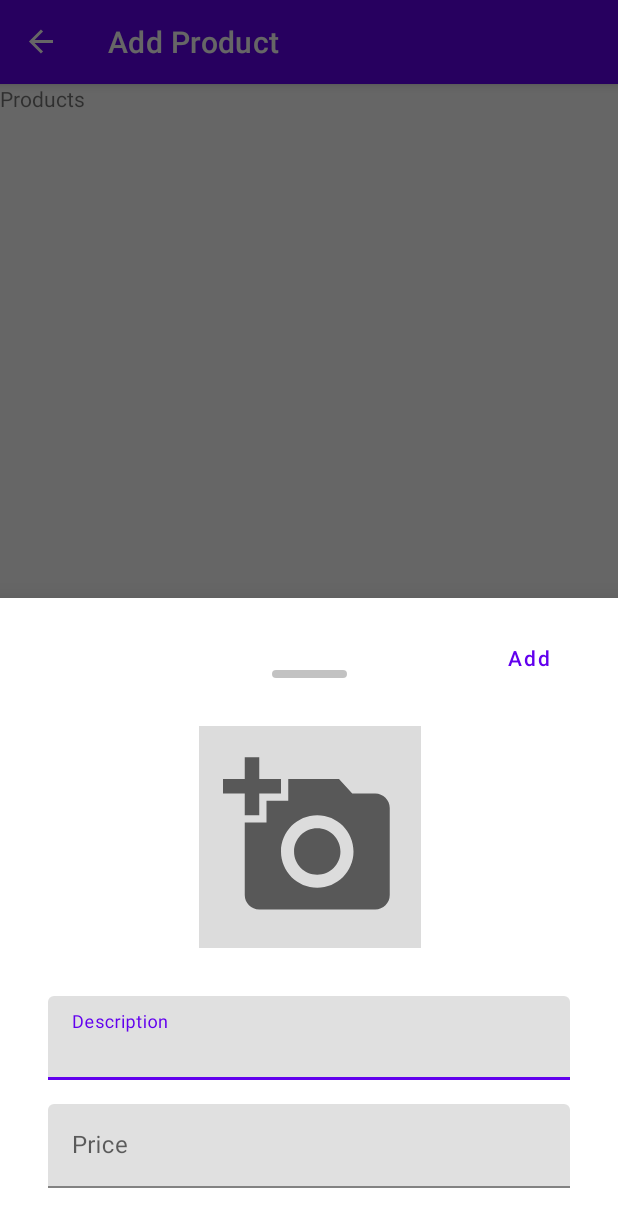
After one commit to F4bioo/ImSelling-WhiteLabel, an Android app: the AddProductFragment screen opened through its navigation route, on a phone screen of 412 x 824 dp. The commit adds this screen. Shown: the top 1227 px of the screen. Run offline under Robolectric (Android 15) with nearby library versions, the phone set to English and light mode, and no system bars; our stand-ins replace navigation-ui.

Commit message:
Create add product screen

```diff
--- a/app/src/main/java/com/fappslab/imselling/domain/model/Product.kt
+++ b/app/src/main/java/com/fappslab/imselling/domain/model/Product.kt
@@ -7,7 +7,6 @@ import kotlinx.parcelize.Parcelize
 @Parcelize
 data class Product(
     val id: String = "",
-    val title: String = "",
     val description: String = "",
     val price: Double = 0.0,
     @get:PropertyName("image_url")
--- a/app/src/main/java/com/fappslab/imselling/domain/usecase/CreateProductUseCase.kt
+++ b/app/src/main/java/com/fappslab/imselling/domain/usecase/CreateProductUseCase.kt
@@ -6,7 +6,6 @@ import com.fappslab.imselling.domain.model.Product
 interface CreateProductUseCase {
 
     suspend operator fun invoke(
-        title: String,
         description: String,
         price: Double,
         imageUri: Uri
--- a/app/src/main/java/com/fappslab/imselling/domain/usecase/CreateProductUseCaseImpl.kt
+++ b/app/src/main/java/com/fappslab/imselling/domain/usecase/CreateProductUseCaseImpl.kt
@@ -10,7 +10,6 @@ class CreateProductUseCaseImpl(
     private val productRepository: ProductRepository
 ) : CreateProductUseCase {
     override suspend fun invoke(
-        title: String,
         description: String,
         price: Double,
         imageUri: Uri
@@ -19,7 +18,6 @@ class CreateProductUseCaseImpl(
             val imageUrl = productImageUploadUseCase(imageUri)
             val product = Product(
                 UUID.randomUUID().toString(),
-                title,
                 description,
                 price,
                 imageUrl
--- /dev/null
+++ b/app/src/main/java/com/fappslab/imselling/ui/fragment/AddProductFragment.kt
@@ -0,0 +1,28 @@
+package com.fappslab.imselling.ui.fragment
+
+import android.os.Bundle
+import android.view.LayoutInflater
+import android.view.View
+import android.view.ViewGroup
+import com.fappslab.imselling.databinding.FragmentAddProductBinding
+import com.google.android.material.bottomsheet.BottomSheetDialogFragment
+
+class AddProductFragment : BottomSheetDialogFragment() {
+
+    private var _binding: FragmentAddProductBinding? = null
+    private val binding get() = _binding!!
+
+    override fun onCreateView(
+        inflater: LayoutInflater,
+        container: ViewGroup?,
+        savedInstanceState: Bundle?
+    ): View {
+        _binding = FragmentAddProductBinding.inflate(inflater, container, false)
+        return binding.root
+    }
+
+    override fun onViewCreated(view: View, savedInstanceState: Bundle?) {
+        super.onViewCreated(view, savedInstanceState)
+
+    }
+}
--- a/app/src/main/java/com/fappslab/imselling/ui/ProductsFragment.kt
+++ b/app/src/main/java/com/fappslab/imselling/ui/fragment/ProductsFragment.kt
@@ -1,4 +1,4 @@
-package com.fappslab.imselling.ui
+package com.fappslab.imselling.ui.fragment
 
 import android.os.Bundle
 import android.view.View
--- /dev/null
+++ b/app/src/main/res/drawable/drag_drop_rounded.xml
@@ -0,0 +1,9 @@
+<?xml version="1.0" encoding="utf-8"?>
+<shape xmlns:android="http://schemas.android.com/apk/res/android"
+    android:shape="rectangle">
+
+    <solid android:color="#E6BCBCBC" />
+
+    <corners android:radius="4dp" />
+
+</shape>
--- /dev/null
+++ b/app/src/main/res/drawable/ic_add_photo.xml
@@ -0,0 +1,10 @@
+<vector xmlns:android="http://schemas.android.com/apk/res/android"
+    android:width="24dp"
+    android:height="24dp"
+    android:viewportWidth="24"
+    android:viewportHeight="24"
+    android:tint="?attr/colorControlNormal">
+  <path
+      android:fillColor="@android:color/white"
+      android:pathData="M3,4V1h2v3h3v2H5v3H3V6H0V4H3zM6,10V7h3V4h7l1.83,2H21c1.1,0 2,0.9 2,2v12c0,1.1 -0.9,2 -2,2H5c-1.1,0 -2,-0.9 -2,-2V10H6zM13,19c2.76,0 5,-2.24 5,-5s-2.24,-5 -5,-5s-5,2.24 -5,5S10.24,19 13,19zM9.8,14c0,1.77 1.43,3.2 3.2,3.2s3.2,-1.43 3.2,-3.2s-1.43,-3.2 -3.2,-3.2S9.8,12.23 9.8,14z"/>
+</vector>
--- /dev/null
+++ b/app/src/main/res/layout/fragment_add_product.xml
@@ -0,0 +1,85 @@
+<?xml version="1.0" encoding="utf-8"?>
+<androidx.constraintlayout.widget.ConstraintLayout xmlns:android="http://schemas.android.com/apk/res/android"
+    xmlns:app="http://schemas.android.com/apk/res-auto"
+    xmlns:tools="http://schemas.android.com/tools"
+    android:layout_width="match_parent"
+    android:layout_height="match_parent"
+    android:padding="32dp"
+    tools:context=".ui.fragment.ProductsFragment">
+
+    <View
+        android:id="@+id/view_drag"
+        android:layout_width="50dp"
+        android:layout_height="5dp"
+        android:layout_marginTop="16dp"
+        android:background="@drawable/drag_drop_rounded"
+        android:clickable="true"
+        android:focusable="true"
+        app:layout_constraintEnd_toEndOf="parent"
+        app:layout_constraintStart_toStartOf="parent"
+        app:layout_constraintTop_toTopOf="parent" />
+
+    <com.google.android.material.button.MaterialButton
+        style="@style/Widget.MaterialComponents.Button.TextButton"
+        android:layout_width="wrap_content"
+        android:layout_height="wrap_content"
+        android:text="@string/add_product_button_add_product"
+        android:textAllCaps="false"
+        android:translationX="16dp"
+        android:translationY="-16dp"
+        app:layout_constraintEnd_toEndOf="parent"
+        app:layout_constraintTop_toTopOf="parent" />
+
+    <ImageView
+        android:id="@+id/image_product"
+        android:layout_width="148dp"
+        android:layout_height="148dp"
+        android:layout_marginTop="32dp"
+        android:background="#DCDCDC"
+        android:padding="16dp"
+        android:scaleType="centerCrop"
+        app:layout_constraintEnd_toEndOf="@+id/view_drag"
+        app:layout_constraintStart_toStartOf="@+id/view_drag"
+        app:layout_constraintTop_toBottomOf="@+id/view_drag"
+        app:srcCompat="@drawable/ic_add_photo"
+        tools:src="@tools:sample/avatars" />
+
+    <com.google.android.material.textfield.TextInputLayout
+        android:id="@+id/input_layout_description"
+        android:layout_width="0dp"
+        android:layout_height="wrap_content"
+        android:layout_marginTop="32dp"
+        android:hint="@string/add_product_field_description_hint"
+        app:layout_constraintEnd_toEndOf="parent"
+        app:layout_constraintStart_toStartOf="parent"
+        app:layout_constraintTop_toBottomOf="@+id/image_product">
+
+        <com.google.android.material.textfield.TextInputEditText
+            android:id="@+id/input_description"
+            android:layout_width="match_parent"
+            android:layout_height="wrap_content"
+            android:inputType="textCapSentences"
+            android:maxLines="1" />
+
+    </com.google.android.material.textfield.TextInputLayout>
+
+    <com.google.android.material.textfield.TextInputLayout
+        android:id="@+id/input_layout_price"
+        android:layout_width="0dp"
+        android:layout_height="wrap_content"
+        android:layout_marginTop="16dp"
+        android:hint="@string/add_product_field_price_hint"
+        app:layout_constraintEnd_toEndOf="@+id/input_layout_description"
+        app:layout_constraintStart_toStartOf="@+id/input_layout_description"
+        app:layout_constraintTop_toBottomOf="@+id/input_layout_description">
+
+        <com.google.android.material.textfield.TextInputEditText
+            android:id="@+id/input_price"
+            android:layout_width="match_parent"
+            android:layout_height="wrap_content"
+            android:inputType="textCapSentences"
+            android:maxLines="1" />
+
+    </com.google.android.material.textfield.TextInputLayout>
+
+</androidx.constraintlayout.widget.ConstraintLayout>
--- a/app/src/main/res/layout/fragment_products.xml
+++ b/app/src/main/res/layout/fragment_products.xml
@@ -3,7 +3,7 @@
     xmlns:tools="http://schemas.android.com/tools"
     android:layout_width="match_parent"
     android:layout_height="match_parent"
-    tools:context=".ui.ProductsFragment">
+    tools:context=".ui.fragment.ProductsFragment">
 
     <TextView
         android:layout_width="match_parent"
--- a/app/src/main/res/navigation/nav_main.xml
+++ b/app/src/main/res/navigation/nav_main.xml
@@ -7,7 +7,16 @@
 
     <fragment
         android:id="@+id/productsFragment"
-        android:name="com.fappslab.imselling.ui.ProductsFragment"
+        android:name="com.fappslab.imselling.ui.fragment.ProductsFragment"
         android:label="@string/products_screen_title"
-        tools:layout="@layout/fragment_products" />
+        tools:layout="@layout/fragment_products">
+        <action
+            android:id="@+id/action_productsFragment_to_addProductFragment"
+            app:destination="@id/addProductFragment" />
+    </fragment>
+    <dialog
+        android:id="@+id/addProductFragment"
+        android:name="com.fappslab.imselling.ui.fragment.AddProductFragment"
+        android:label="@string/add_product_screen_title"
+        tools:layout="@layout/fragment_add_product" />
 </navigation>
```
